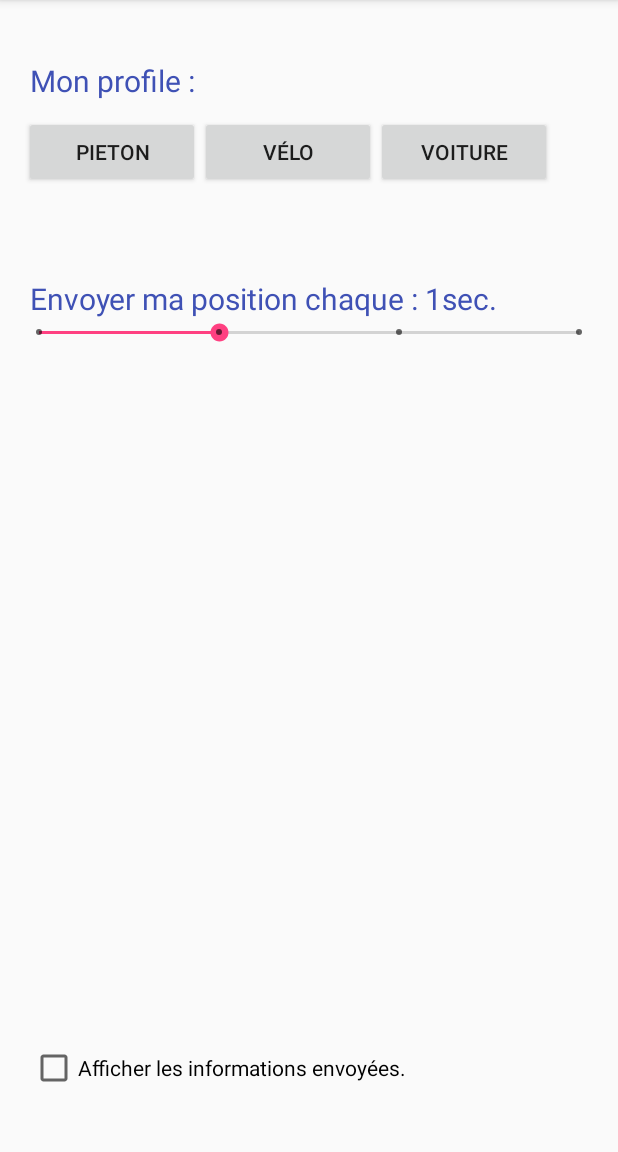
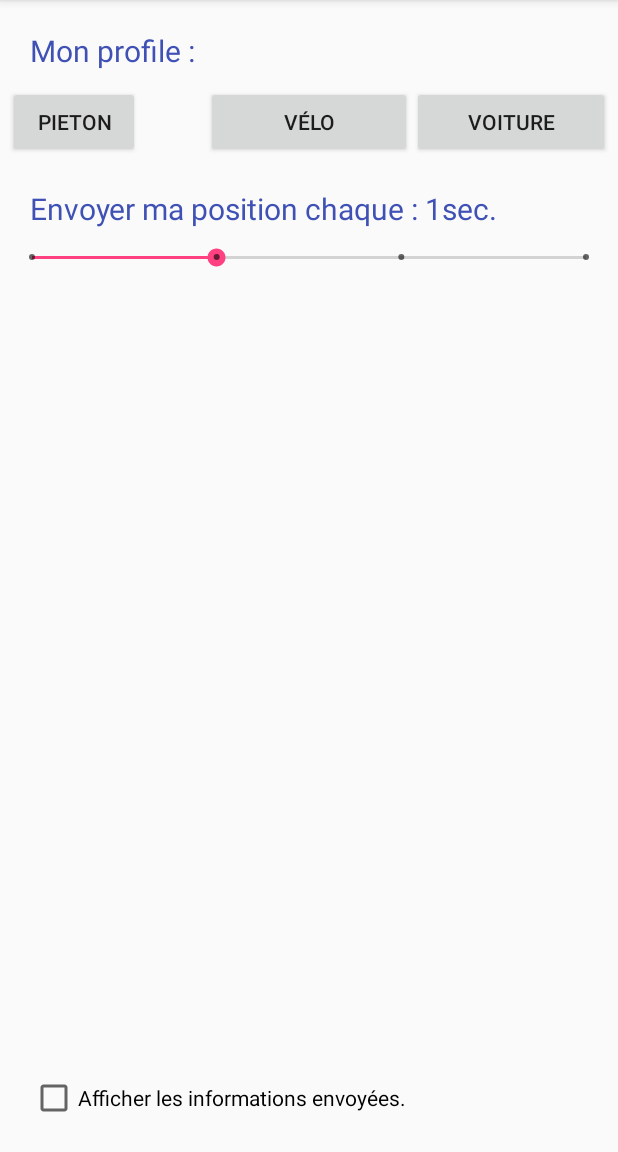
Before and after one commit to wkonda/SafeWay, an Android app: the screen it shows after launch (WelcomeActivity), on a phone screen of 412 x 824 dp, the part 84-1236 px from its top. Run offline under Robolectric (Android 15) with nearby library versions, the phone set to English and light mode, and no system bars.

Commit message:
refonte de layout

```diff
--- a/app/build.gradle
+++ b/app/build.gradle
@@ -19,6 +19,12 @@ android {
     }
 }
 
+repositories {
+    maven {
+        url 'https://maven.google.com'
+    }
+}
+
 dependencies {
     compile fileTree(dir: 'libs', include: ['*.jar'])
     androidTestCompile('com.android.support.test.espresso:espresso-core:2.2.2', {
--- a/app/src/main/res/layout/activity_welcome.xml
+++ b/app/src/main/res/layout/activity_welcome.xml
@@ -1,98 +1,146 @@
 <?xml version="1.0" encoding="utf-8"?>
-<RelativeLayout xmlns:android="http://schemas.android.com/apk/res/android"
+<android.support.constraint.ConstraintLayout xmlns:android="http://schemas.android.com/apk/res/android"
+    xmlns:app="http://schemas.android.com/apk/res-auto"
     android:layout_width="match_parent"
     android:layout_height="match_parent"
     android:orientation="vertical">
 
+    <android.support.constraint.Guideline
+        android:id="@+id/left_guideline"
+        android:layout_width="0dp"
+
+        android:layout_height="0dp"
+        android:orientation="vertical"
+
+        app:layout_constraintGuide_percent=".333" />
+
+    <android.support.constraint.Guideline
+        android:id="@+id/right_guideline"
+        android:layout_width="0dp"
+
+        android:layout_height="0dp"
+        android:orientation="vertical"
+
+        app:layout_constraintGuide_percent=".666" />
+
     <TextView
         android:id="@+id/textView_profile_title"
-        android:layout_width="wrap_content"
+        android:layout_width="0dp"
         android:layout_height="wrap_content"
-        android:layout_alignParentStart="true"
-        android:layout_alignParentTop="true"
+        android:layout_marginEnd="20dp"
+
         android:layout_marginStart="20dp"
+        android:layout_marginTop="20dp"
 
-        android:layout_marginTop="40dp"
         android:text="@string/profile_title"
         android:textColor="@color/colorPrimary"
-        android:textSize="20sp" />
+        android:textSize="20sp"
+
+        app:layout_constraintEnd_toEndOf="parent"
+        app:layout_constraintStart_toStartOf="parent"
+        app:layout_constraintTop_toTopOf="parent" />
 
     <Button
         android:id="@+id/button_pedestrian"
-        android:layout_width="117dp"
+        android:layout_width="0dp"
         android:layout_height="wrap_content"
-        android:layout_below="@id/textView_profile_title"
 
-        android:layout_marginStart="16dp"
+        android:layout_marginStart="5dp"
         android:layout_marginTop="10dp"
+
         android:tag='0'
-        android:text="@string/profile_pedestrian" />
+        android:text="@string/profile_pedestrian"
+
+        app:layout_constraintRight_toLeftOf="@+id/left_guideline"
+
+        app:layout_constraintStart_toStartOf="parent"
+        app:layout_constraintTop_toBottomOf="@+id/textView_profile_title" />
+
     <Button
         android:id="@+id/button_cyclist"
-        android:layout_width="117dp"
+        android:layout_width="0dp"
         android:layout_height="wrap_content"
-        android:layout_alignTop="@id/button_pedestrian"
 
-        android:layout_toEndOf="@id/button_pedestrian"
         android:tag='1'
-        android:text="@string/profile_cyclist" />
+        android:text="@string/profile_cyclist"
+
+        app:layout_constraintEnd_toStartOf="@+id/right_guideline"
+        app:layout_constraintStart_toEndOf="@+id/left_guideline"
+        app:layout_constraintTop_toTopOf="@+id/button_pedestrian" />
 
     <Button
         android:id="@+id/button_driver"
-        android:layout_width="117dp"
+        android:layout_width="0dp"
         android:layout_height="wrap_content"
-        android:layout_alignTop="@id/button_cyclist"
 
-        android:layout_marginEnd="16dp"
-        android:layout_toEndOf="@id/button_cyclist"
+        android:layout_marginEnd="5dp"
         android:tag='2'
-        android:text="@string/profile_driver" />
+
+        android:text="@string/profile_driver"
+
+        app:layout_constraintEnd_toEndOf="parent"
+        app:layout_constraintStart_toEndOf="@+id/right_guideline"
+        app:layout_constraintTop_toTopOf="@+id/button_pedestrian" />
 
     <TextView
         android:id="@+id/textView_choice_delay"
-        android:layout_width="wrap_content"
-        android:layout_height="27dp"
-        android:layout_below="@id/button_pedestrian"
-        android:layout_marginStart="20dp"
-        android:layout_marginTop="60dp"
+        android:layout_width="0dp"
+        android:layout_height="wrap_content"
+        android:layout_marginTop="20dp"
+
         android:text="@string/choice_delay"
         android:textColor="@color/colorPrimary"
-        android:textSize="20sp" />
+
+        android:textSize="20sp"
+
+        app:layout_constraintEnd_toEndOf="@+id/textView_profile_title"
+        app:layout_constraintStart_toStartOf="@+id/textView_profile_title"
+        app:layout_constraintTop_toBottomOf="@+id/button_pedestrian" />
 
     <SeekBar
         android:id="@+id/seekBar_choice_delay"
         style="@style/Widget.AppCompat.SeekBar.Discrete"
-        android:layout_width="fill_parent"
+        android:layout_width="0dp"
         android:layout_height="wrap_content"
-        android:layout_below="@id/textView_choice_delay"
-        android:layout_marginEnd="10dp"
-        android:layout_marginStart="10dp"
+
+        android:layout_marginTop="10dp"
         android:max="3"
 
-        android:progress="1" />
+        android:progress="1"
+
+        app:layout_constraintEnd_toEndOf="@+id/button_driver"
+        app:layout_constraintStart_toStartOf="@+id/button_pedestrian"
+        app:layout_constraintTop_toBottomOf="@+id/textView_choice_delay" />
 
 
     <CheckBox
         android:id="@+id/checkbox_choice_show_log"
-        android:layout_width="wrap_content"
+        android:layout_width="0dp"
         android:layout_height="wrap_content"
-        android:layout_alignParentBottom="true"
-        android:layout_alignParentStart="true"
 
-        android:layout_marginBottom="40dp"
-        android:layout_marginStart="20dp"
+        android:layout_marginBottom="20dp"
         android:onClick="onCheckboxClicked"
-        android:text="@string/choice_show_log" />
+
+        android:text="@string/choice_show_log"
+
+        app:layout_constraintBottom_toBottomOf="parent"
+        app:layout_constraintEnd_toEndOf="@+id/textView_profile_title"
+        app:layout_constraintStart_toStartOf="@+id/textView_profile_title" />
+
 
     <TextView
         android:id="@+id/text_logs"
-        android:layout_width="wrap_content"
+        android:layout_width="0dp"
         android:layout_height="0dp"
-        android:layout_above="@id/checkbox_choice_show_log"
-        android:layout_below="@id/seekBar_choice_delay"
-        android:layout_marginStart="16dp"
 
         android:layout_marginTop="20dp"
         android:textColor="@color/black"
-        android:textSize="12sp" />
-</RelativeLayout>
+
+        android:textSize="12sp"
+
+        app:layout_constraintBottom_toTopOf="@+id/checkbox_choice_show_log"
+        app:layout_constraintEnd_toEndOf="@+id/button_driver"
+        app:layout_constraintStart_toStartOf="@+id/button_pedestrian"
+        app:layout_constraintTop_toBottomOf="@+id/seekBar_choice_delay" />
+
+</android.support.constraint.ConstraintLayout>
```
